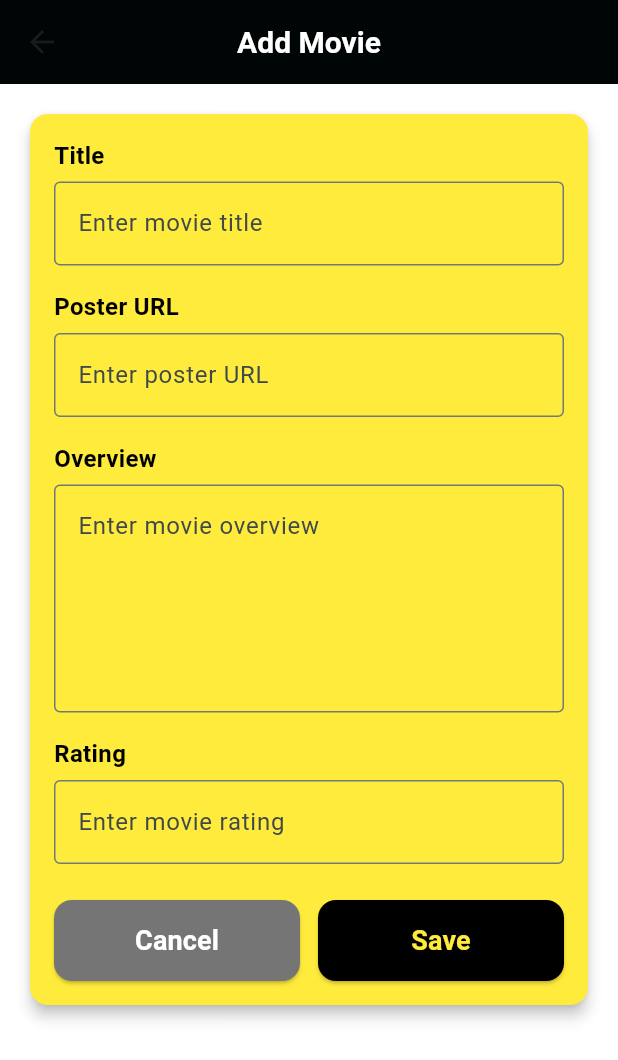
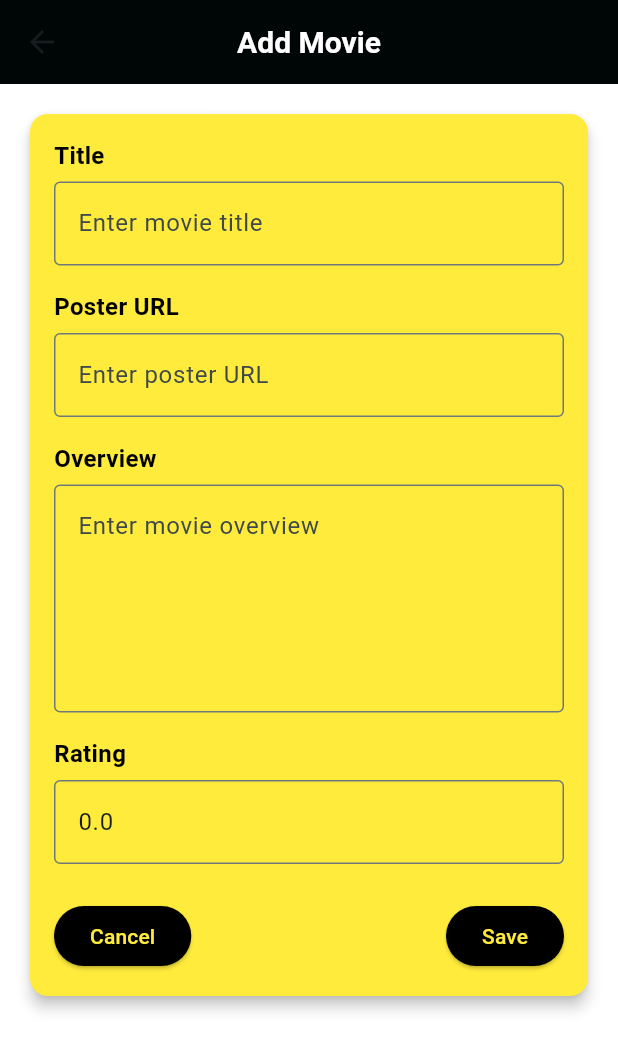
Before and after one commit to dira28/flutter_11pplg1, a Flutter app: the MovieEditPage screen opened by its route, on a phone screen of 412 x 824 dp. Shown: the top 1060 px of the screen. Run offline on Flutter 3.47's test engine with Material 3 defaults, Android fonts, the phone set to English and light mode, and no system bars; our stand-ins replace cloud_firestore, firebase_core, firebase_messaging, flutter_local_notifications, font_awesome_flutter, get and 5 more; missing offline and left inert: shelf_router; accounts and stored records are empty.

```diff
--- a/lib/main.dart
+++ b/lib/main.dart
@@ -5,10 +5,10 @@ import 'package:latihan1_11pplg1/controllers/notification_controller.dart';
 import 'package:latihan1_11pplg1/controllers/login_football_controller.dart';
 import 'package:latihan1_11pplg1/routes/pages.dart';
 import 'package:latihan1_11pplg1/routes/routes.dart';
-import 'firebase_options.dart';
 
 void main() async {
-  WidgetsFlutterBinding.ensureInitialized();
+  WidgetsFlutterBinding.
+  ensureInitialized();
 
   await Firebase.initializeApp();
 
--- a/lib/pages/movie_edit_page.dart
+++ b/lib/pages/movie_edit_page.dart
@@ -52,7 +52,10 @@ class MovieEditPage extends StatelessWidget {
                     border: OutlineInputBorder(),
                     hintText: "Enter movie title",
                   ),
-                  controller: controller.titleController,
+                  controller: TextEditingController(
+                    text: controller.title.value,
+                  ),
+                  onChanged: (val) => controller.title.value = val,
                 ),
                 const SizedBox(height: 16),
 
@@ -72,7 +75,10 @@ class MovieEditPage extends StatelessWidget {
                     border: OutlineInputBorder(),
                     hintText: "Enter poster URL",
                   ),
-                  controller: controller.posterPathController,
+                  controller: TextEditingController(
+                    text: controller.posterPath.value,
+                  ),
+                  onChanged: (val) => controller.posterPath.value = val,
                 ),
                 const SizedBox(height: 16),
 
@@ -92,7 +98,10 @@ class MovieEditPage extends StatelessWidget {
                     border: OutlineInputBorder(),
                     hintText: "Enter movie overview",
                   ),
-                  controller: controller.overviewController,
+                  controller: TextEditingController(
+                    text: controller.overview.value,
+                  ),
+                  onChanged: (val) => controller.overview.value = val,
                 ),
                 const SizedBox(height: 16),
 
@@ -112,54 +121,38 @@ class MovieEditPage extends StatelessWidget {
                     border: OutlineInputBorder(),
                     hintText: "Enter movie rating",
                   ),
-                  controller: controller.voteAverageController,
+                  controller: TextEditingController(
+                    text: controller.voteAverage.value.toString(),
+                  ),
+                  onChanged: (val) =>
+                      controller.voteAverage.value = double.tryParse(val) ?? 0,
                 ),
                 const SizedBox(height: 24),
 
                 // Buttons
                 Row(
+                  mainAxisAlignment: MainAxisAlignment.spaceBetween,
                   children: [
-                    // Cancel Button
-                    Expanded(
-                      child: ElevatedButton(
+                    // Cancel
+                    ElevatedButton(
                       onPressed: () => Get.back(),
                       style: ElevatedButton.styleFrom(
-                          backgroundColor: Colors.grey[600],
-                          shape: RoundedRectangleBorder(
-                            borderRadius: BorderRadius.circular(12),
-                          ),
-                          padding: const EdgeInsets.symmetric(vertical: 14),
+                        backgroundColor: Colors.black,
                       ),
                       child: const Text(
                         "Cancel",
-                          style: TextStyle(
-                            fontSize: 18,
-                            fontWeight: FontWeight.bold,
-                            color: Colors.white,
+                        style: TextStyle(color: Colors.yellow),
                       ),
                     ),
-                      ),
-                    ),
-                    const SizedBox(width: 12),
-                    // Save Button
-                    Expanded(
-                      child: ElevatedButton(
+                    // Save
+                    ElevatedButton(
                       onPressed: () => controller.saveMovie(),
                       style: ElevatedButton.styleFrom(
                         backgroundColor: Colors.black,
-                          shape: RoundedRectangleBorder(
-                            borderRadius: BorderRadius.circular(12),
-                          ),
-                          padding: const EdgeInsets.symmetric(vertical: 14),
                       ),
                       child: const Text(
                         "Save",
-                          style: TextStyle(
-                            fontSize: 18,
-                            fontWeight: FontWeight.bold,
-                            color: Colors.yellow,
-                          ),
-                        ),
+                        style: TextStyle(color: Colors.yellow),
                       ),
                     ),
                   ],
```
Also changed, not shown: lib/controllers/movie_controller.dart (+80 -51 lines), lib/controllers/movie_edit_controller.dart (+5 -116 lines), lib/pages/movie_page.dart (+14 -125 lines), lib/controllers/login_api_controller.dart (line endings or trailing spaces), lib/firebase_options.dart, lib/pages/login_api_page.dart (line endings or trailing spaces), lib/pages/mobile/movie_mobile.dart (line endings or trailing spaces), lib/pages/widescreen/movie_widescreen.dart (line endings or trailing spaces), 2 other files. Lines whose indentation alone changed are shown as unchanged.
